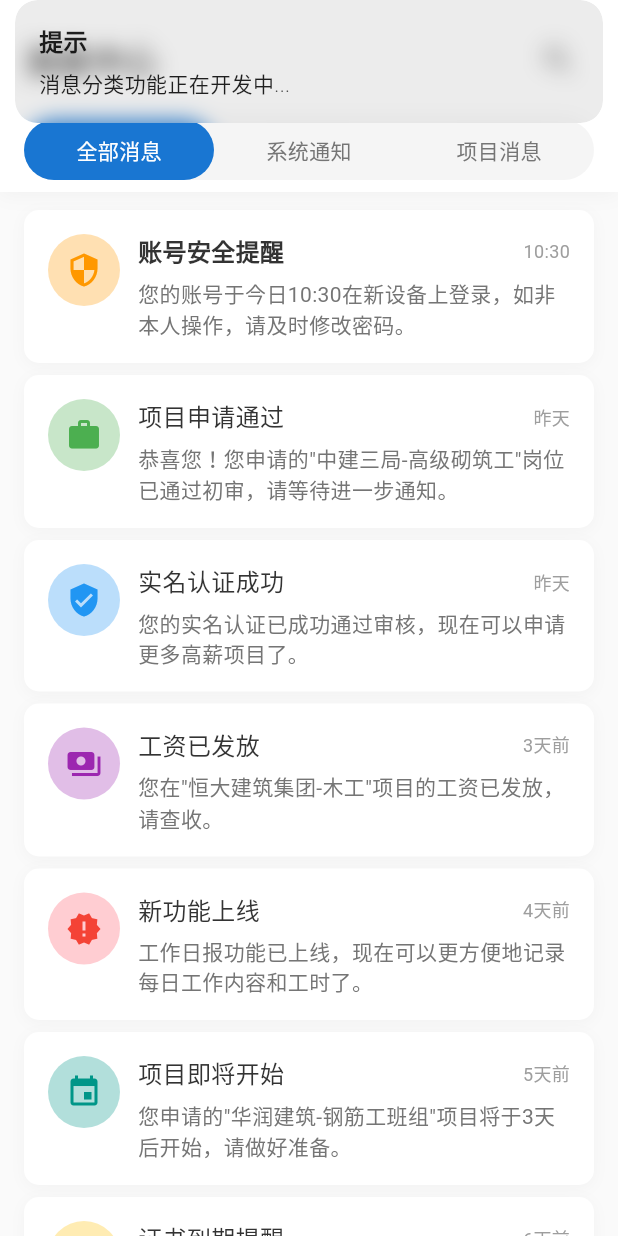
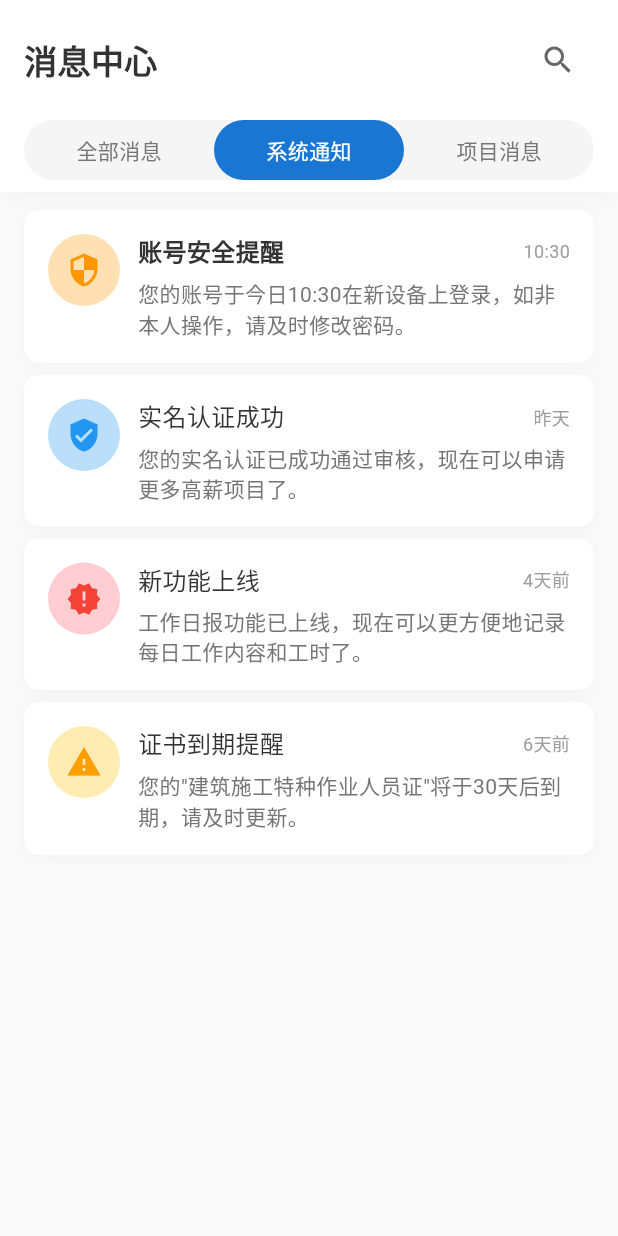
Before and after one commit to xiaoqingming18/job_seeker_app, a Flutter app: the MessagesPage screen opened directly, after a tap on "系统通知", on a phone screen of 412 x 824 dp. Run offline on Flutter 3.47's test engine with Material 3 defaults, Android fonts, the phone set to English and light mode, and no system bars; our stand-ins replace dio, flutter_svg, get, image_picker, shared_preferences; accounts and stored records are empty.

Commit message:
实现消息页的消息类型切换

```diff
--- a/lib/app/modules/home/views/pages/messages_page.dart
+++ b/lib/app/modules/home/views/pages/messages_page.dart
@@ -4,6 +4,10 @@ import '../../controllers/home_controller.dart';
 
 class MessagesPage extends GetView<HomeController> {
   const MessagesPage({Key? key}) : super(key: key);
+
+  // 消息类型选择和页面控制
+  static final RxInt _selectedTabIndex = 0.obs;
+  static final PageController _pageController = PageController(initialPage: 0);
 
   @override
   Widget build(BuildContext context) {
@@ -13,7 +17,7 @@ class MessagesPage extends GetView<HomeController> {
         children: [
           _buildHeader(),
           Expanded(
-            child: _buildMessageList(),
+            child: _buildMessagePageView(),
           ),
         ],
       ),
@@ -75,23 +79,25 @@ class MessagesPage extends GetView<HomeController> {
       ),
       child: Row(
         children: [
-          _buildTab("全部消息", true),
-          _buildTab("系统通知", false),
-          _buildTab("项目消息", false),
+          _buildTab("全部消息", 0),
+          _buildTab("系统通知", 1),
+          _buildTab("项目消息", 2),
         ],
       ),
     );
   }
 
   // 构建单个标签
-  Widget _buildTab(String title, bool isActive) {
+  Widget _buildTab(String title, int index) {
     return Expanded(
       child: GestureDetector(
         onTap: () {
-          // 标签切换逻辑
-          Get.snackbar('提示', '消息分类功能正在开发中...');
+          _selectedTabIndex.value = index;
+          _pageController.jumpToPage(index);
         },
-        child: Container(
+        child: Obx(() {
+          final isActive = _selectedTabIndex.value == index;
+          return Container(
             decoration: BoxDecoration(
               color: isActive ? const Color(0xFF1976D2) : Colors.transparent,
               borderRadius: BorderRadius.circular(20),
@@ -105,15 +111,31 @@ class MessagesPage extends GetView<HomeController> {
                 color: isActive ? Colors.white : Colors.grey[600],
               ),
             ),
-        ),
+          );
+        }),
       ),
     );
   }
 
+  // 构建消息页面视图
+  Widget _buildMessagePageView() {
+    return PageView(
+      controller: _pageController,
+      onPageChanged: (index) {
+        _selectedTabIndex.value = index;
+      },
+      children: [
+        _buildMessageList('all'), // 全部消息
+        _buildMessageList('system'), // 系统通知
+        _buildMessageList('project'), // 项目消息
+      ],
+    );
+  }
+
   // 构建消息列表
-  Widget _buildMessageList() {
+  Widget _buildMessageList(String filterType) {
     // 消息数据模型
-    final List<Map<String, dynamic>> messages = [
+    final List<Map<String, dynamic>> allMessages = [
       {
         'type': 'system',
         'title': '账号安全提醒',
@@ -186,7 +208,15 @@ class MessagesPage extends GetView<HomeController> {
       },
     ];
 
-    if (messages.isEmpty) {
+    // 根据选中的标签过滤消息
+    final List<Map<String, dynamic>> filteredMessages;
+    if (filterType == 'all') {
+      filteredMessages = allMessages;
+    } else {
+      filteredMessages = allMessages.where((message) => message['type'] == filterType).toList();
+    }
+
+    if (filteredMessages.isEmpty) {
       return _buildEmptyState();
     }
 
@@ -196,7 +226,7 @@ class MessagesPage extends GetView<HomeController> {
         padding: const EdgeInsets.symmetric(vertical: 8),
         child: Column(
           children: [
-            ...messages.map((message) => _buildMessageItem(message)).toList(),
+            ...filteredMessages.map((message) => _buildMessageItem(message)).toList(),
             // 底部留白
             const SizedBox(height: 80),
           ],
--- a/lib/app/modules/home/views/pages/projects_page.dart
+++ b/lib/app/modules/home/views/pages/projects_page.dart
@@ -10,17 +10,6 @@ class ProjectsPage extends GetView<HomeController> {
     return Scaffold(
       body: Stack(
         children: [
-          // 背景设计 - 添加建筑行业元素
-          Container(
-            decoration: BoxDecoration(
-              color: Colors.grey[50],
-              image: const DecorationImage(
-                image: AssetImage('assets/images/construction_bg_pattern.png'),
-                fit: BoxFit.cover,
-                opacity: 0.05, // 透明度很低，作为水印背景
-              ),
-            ),
-          ),
           // 整体可滚动的内容区域
           SingleChildScrollView(
             physics: const BouncingScrollPhysics(),
```
Lines whose indentation alone changed are shown as unchanged.
